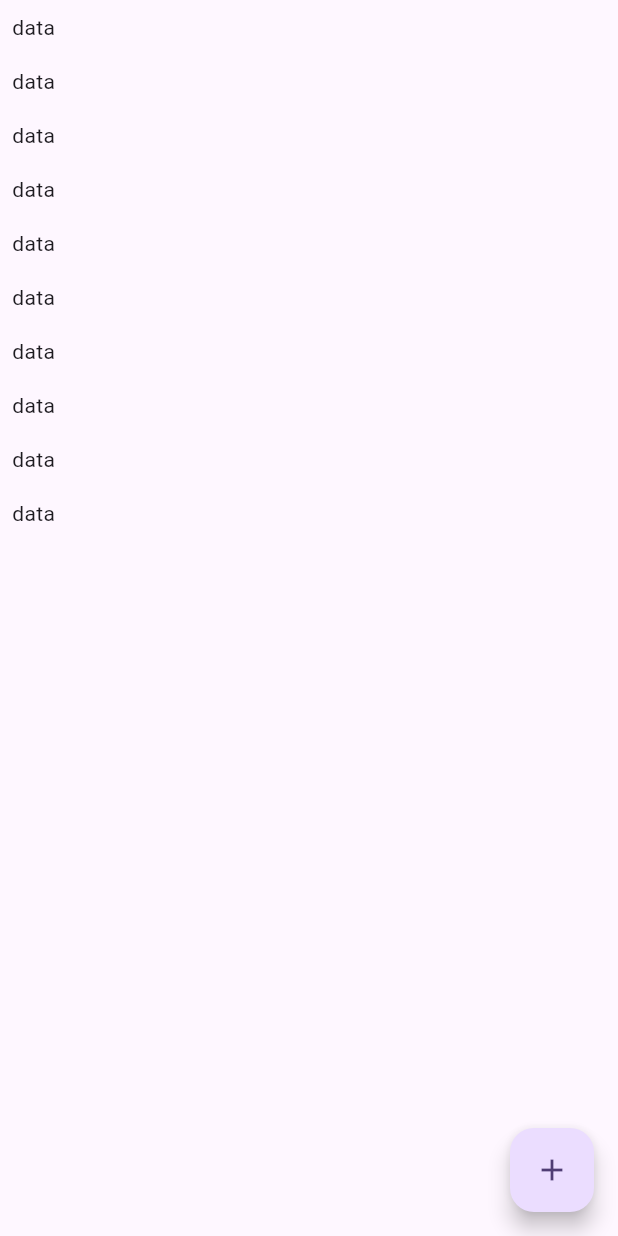
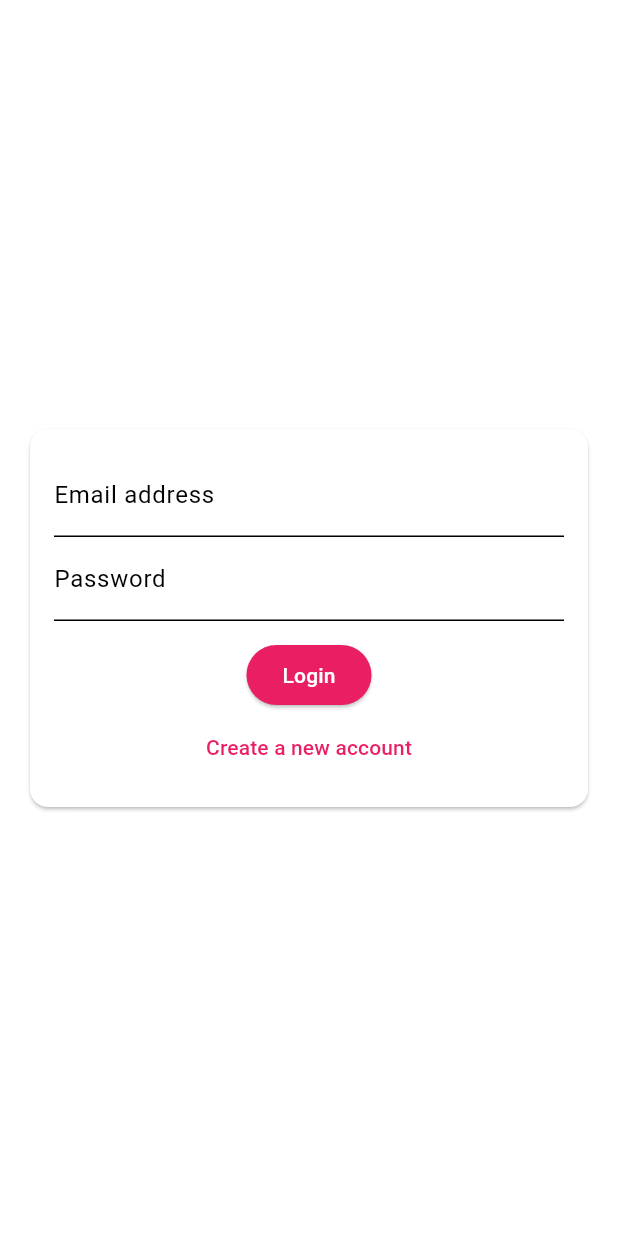
Before and after one commit to RahafNasser99/chat_app_flutter, a Flutter app: the screen it shows after launch, on a phone screen of 412 x 824 dp. Run offline on Flutter 3.47's test engine with Material 3 defaults, Android fonts, the phone set to English and light mode, and no system bars; our stand-ins replace cloud_firestore, firebase_core; accounts and stored records are empty.

Commit message:
auth commit

```diff
--- /dev/null
+++ b/lib/global/theme.dart
@@ -0,0 +1,10 @@
+import 'package:flutter/material.dart';
+
+final appTheme = ThemeData(
+  useMaterial3: true,
+  colorScheme: const ColorScheme.light(
+    primary: Colors.pink,
+    secondary: Colors.deepPurple,
+    background: Colors.pink,
+  ),
+);
--- a/lib/main.dart
+++ b/lib/main.dart
@@ -1,6 +1,8 @@
+import 'package:chat_app/screens/auth_screen.dart';
+import 'package:flutter/material.dart';
+import 'package:chat_app/global/theme.dart';
 import 'package:chat_app/screens/chat_screen.dart';
 import 'package:firebase_core/firebase_core.dart';
-import 'package:flutter/material.dart';
 
 void main() async {
   WidgetsFlutterBinding.ensureInitialized();
@@ -22,11 +24,8 @@ class MyApp extends StatelessWidget {
     return MaterialApp(
       title: 'FlutterChat',
       debugShowCheckedModeBanner: false,
-      theme: ThemeData(
-        colorScheme: ColorScheme.fromSeed(seedColor: Colors.deepPurple),
-        useMaterial3: true,
-      ),
-      home: const ChatScreen(),
+      theme: appTheme,
+      home: const AuthScreen(),
     );
   }
 }
--- a/lib/screens/auth_screen.dart
+++ b/lib/screens/auth_screen.dart
@@ -0,0 +1,18 @@
+import 'package:chat_app/widgets/auth/auth_form.dart';
+import 'package:flutter/material.dart';
+
+class AuthScreen extends StatefulWidget {
+  const AuthScreen({super.key});
+
+  @override
+  State<AuthScreen> createState() => _AuthScreenState();
+}
+
+class _AuthScreenState extends State<AuthScreen> {
+  @override
+  Widget build(BuildContext context) {
+    return Scaffold(
+      body: AuthForm(),
+    );
+  }
+}
--- a/lib/screens/chat_screen.dart
+++ b/lib/screens/chat_screen.dart
@@ -7,25 +7,31 @@ class ChatScreen extends StatelessWidget {
   @override
   Widget build(BuildContext context) {
     return Scaffold(
-      body: ListView.builder(
-        itemCount: 10,
-        itemBuilder: (ctx, index) => Container(
-          padding: const EdgeInsets.all(8.0),
-          child: Text('data'),
-        ),
-      ),
+      body: StreamBuilder(
+          stream: FirebaseFirestore.instance
+              .collection('chats/cBzuAwTGzfQaNrbFb92g/messages')
+              .snapshots(),
+          builder: (ctx, streamSnapshot) {
+            if (streamSnapshot.connectionState == ConnectionState.waiting) {
+              return const Center(
+                child: CircularProgressIndicator(),
+              );
+            }
+            final documents = streamSnapshot.data!.docs;
+            return ListView.builder(
+              itemCount: documents.length,
+              itemBuilder: (ctx, index) => Container(
+                padding: const EdgeInsets.all(8.0),
+                child: Text(documents[index]['text']),
+              ),
+            );
+          }),
       floatingActionButton: FloatingActionButton(
         child: const Icon(Icons.add),
         onPressed: () {
-          print('*****************************************************');
           FirebaseFirestore.instance
               .collection('chats/cBzuAwTGzfQaNrbFb92g/messages')
-              .snapshots()
-              .listen((data) {
-            data.docs.forEach((document) {
-              print(document['text']);
-            });
-          });
+              .add({'text': 'this was added by clicking the button.'});
         },
       ),
     );
--- /dev/null
+++ b/lib/widgets/auth/auth_form.dart
@@ -0,0 +1,122 @@
+import 'package:chat_app/global/theme.dart';
+import 'package:chat_app/widgets/auth/text_form_field.dart';
+import 'package:flutter/material.dart';
+
+class AuthForm extends StatefulWidget {
+  const AuthForm({super.key});
+
+  @override
+  State<AuthForm> createState() => _AuthFormState();
+}
+
+class _AuthFormState extends State<AuthForm> {
+  final _keyForm = GlobalKey<FormState>();
+  var _isLogin = true;
+  var _userEmail = '';
+  var _userName = '';
+  var _userPassword = '';
+
+  void _trySubmit() {
+    FocusScope.of(context).unfocus();
+    if (_keyForm.currentState!.validate()) {
+      _keyForm.currentState!.save();
+      print(_userEmail);
+      print(_userName);
+      print(_userPassword);
+    }
+  }
+
+  @override
+  Widget build(BuildContext context) {
+    return Center(
+      child: Card(
+        margin: const EdgeInsets.all(20.0),
+        child: SingleChildScrollView(
+          padding: const EdgeInsets.all(16.0),
+          child: Form(
+              child: Form(
+            key: _keyForm,
+            child: Column(
+              mainAxisSize: MainAxisSize.min,
+              children: <Widget>[
+                MyTextFormField(
+                  textInputType: TextInputType.emailAddress,
+                  labelText: 'Email address',
+                  validator: (value) {
+                    if (value == null ||
+                        value.isEmpty ||
+                        !value.contains('@')) {
+                      return 'Please enter valid email address';
+                    }
+                    return null;
+                  },
+                  onSaved: (value) {
+                    _userEmail = value!;
+                  },
+                  valueKey: 'email',
+                ),
+                if (!_isLogin)
+                  MyTextFormField(
+                    textInputType: TextInputType.emailAddress,
+                    labelText: 'Username',
+                    validator: (value) {
+                      if (value == null || value.isEmpty || value.length < 4) {
+                        return 'Please enter at least 4 characters';
+                      }
+                      return null;
+                    },
+                    onSaved: (value) {
+                      _userName = value!;
+                    },
+                    valueKey: 'username',
+                  ),
+                MyTextFormField(
+                  textInputType: TextInputType.emailAddress,
+                  labelText: 'Password',
+                  validator: (value) {
+                    if (value == null || value.isEmpty || value.length < 7) {
+                      return 'Password must be at least 7 characters long.';
+                    }
+                    return null;
+                  },
+                  onSaved: (value) {
+                    _userPassword = value!;
+                  },
+                  valueKey: 'password',
+                  obscureText: true,
+                ),
+                const SizedBox(
+                  height: 12,
+                ),
+                ElevatedButton(
+                  style: ButtonStyle(
+                    backgroundColor:
+                        MaterialStateProperty.all(appTheme.primaryColor),
+                  ),
+                  onPressed: _trySubmit,
+                  child: Text(
+                    _isLogin ? 'Login' : 'Sign up',
+                    style: const TextStyle(color: Colors.white),
+                  ),
+                ),
+                TextButton(
+                  child: Text(
+                    _isLogin
+                        ? 'Create a new account'
+                        : 'I already have an account',
+                    style: TextStyle(color: appTheme.primaryColor),
+                  ),
+                  onPressed: () {
+                    setState(() {
+                      _isLogin = !_isLogin;
+                    });
+                  },
+                )
+              ],
+            ),
+          )),
+        ),
+      ),
+    );
+  }
+}
--- /dev/null
+++ b/lib/widgets/auth/text_form_field.dart
@@ -0,0 +1,39 @@
+import 'package:flutter/material.dart';
+
+class MyTextFormField extends StatefulWidget {
+  const MyTextFormField({
+    super.key,
+    required this.textInputType,
+    required this.labelText,
+    this.validator,
+    this.onSaved,
+    required this.valueKey,
+    this.obscureText,
+  });
+
+  final TextInputType textInputType;
+  final String labelText;
+  final String? Function(String?)? validator;
+  final Function(String?)? onSaved;
+  final String valueKey;
+  final bool? obscureText;
+
+  @override
+  State<MyTextFormField> createState() => _MyTextFormFieldState();
+}
+
+class _MyTextFormFieldState extends State<MyTextFormField> {
+  @override
+  Widget build(BuildContext context) {
+    return TextFormField(
+      key: ValueKey(widget.valueKey),
+      keyboardType: widget.textInputType,
+      decoration: InputDecoration(
+        labelText: widget.labelText,
+      ),
+      obscureText: widget.obscureText ?? false,
+      validator: widget.validator,
+      onSaved: widget.onSaved,
+    );
+  }
+}
```
